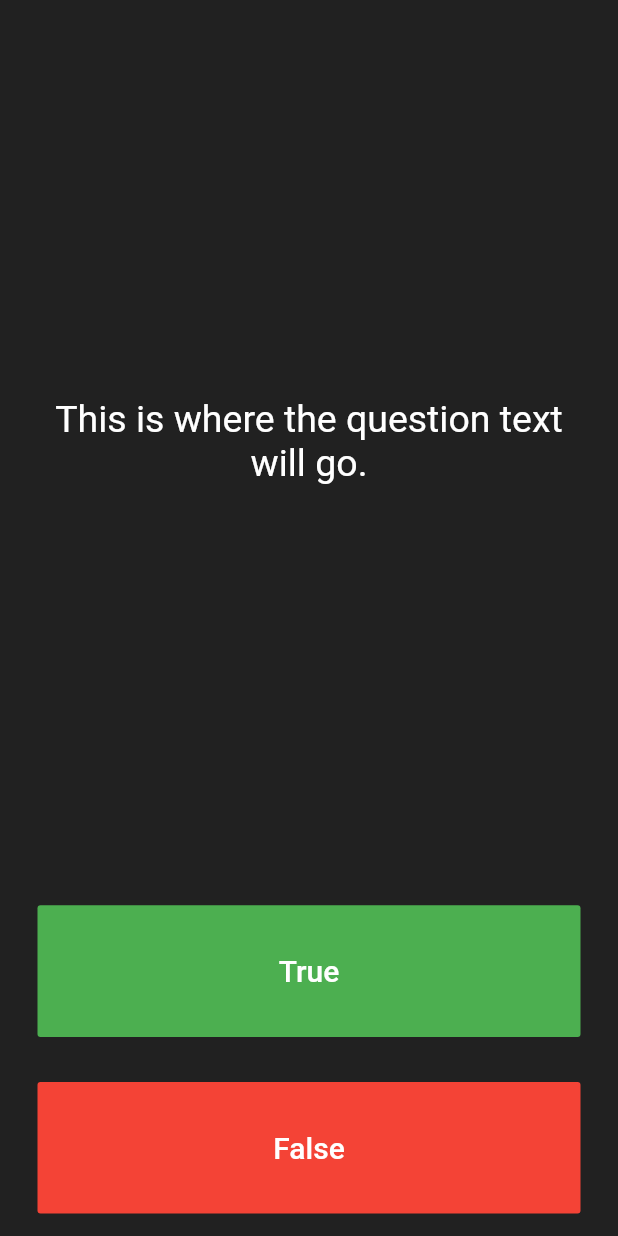
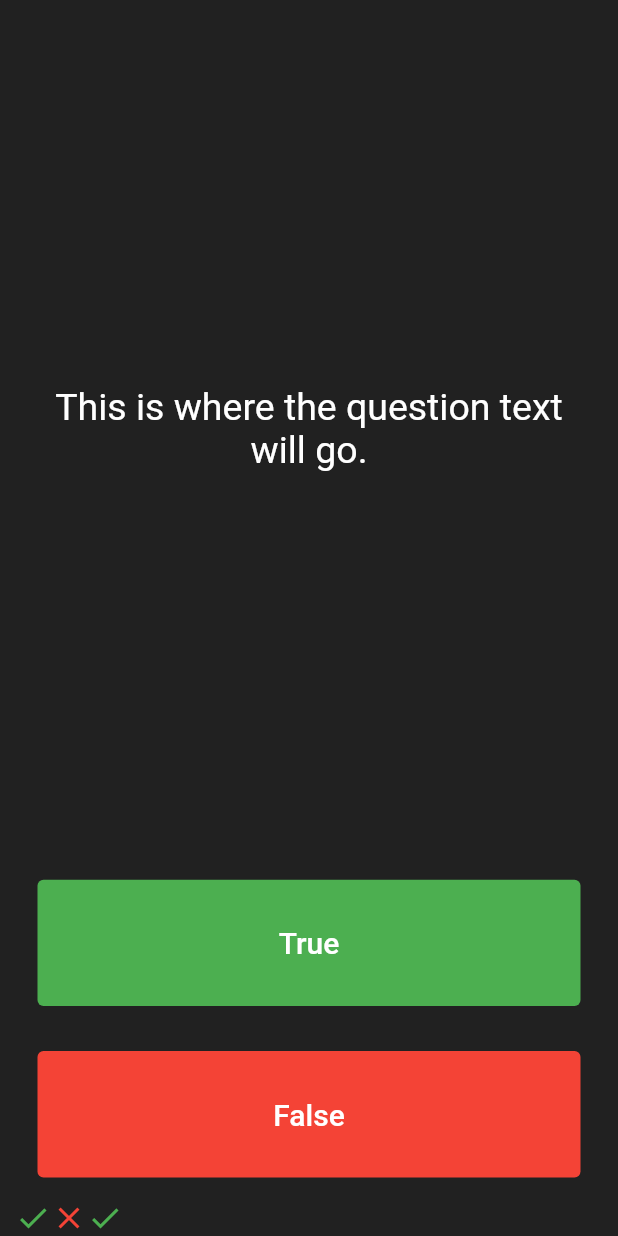
Before and after one commit to henrylong719/flutter_projects, a Flutter app: the screen it shows after launch, after a tap on "True", on a phone screen of 412 x 824 dp. Run offline on Flutter 3.47's test engine with Material 2 defaults, Android fonts, the phone set to English and light mode, and no system bars; our stand-ins replace audioplayers.

Commit message:
add icons

```diff
--- a/quizzler-flutter/lib/main.dart
+++ b/quizzler-flutter/lib/main.dart
@@ -25,6 +25,16 @@ class QuizPage extends StatefulWidget {
 }
 
 class _QuizPageState extends State<QuizPage> {
+  List<Icon> scoreKeeper = [
+    Icon(
+      Icons.check,
+      color: Colors.green,
+    ),
+    Icon(
+      Icons.close,
+      color: Colors.red,
+    ),
+  ];
   @override
   Widget build(BuildContext context) {
     return Column(
@@ -50,9 +60,9 @@ class _QuizPageState extends State<QuizPage> {
         Expanded(
           child: Padding(
             padding: EdgeInsets.all(15.0),
-            child: FlatButton(
-              textColor: Colors.white,
-              color: Colors.green,
+            child: TextButton(
+              style: ButtonStyle(
+                  backgroundColor: MaterialStateProperty.all(Colors.green)),
               child: Text(
                 'True',
                 style: TextStyle(
@@ -61,6 +71,9 @@ class _QuizPageState extends State<QuizPage> {
                 ),
               ),
               onPressed: () {
+                setState(() {
+                  scoreKeeper.add(Icon(Icons.check, color: Colors.green));
+                });
                 //The user picked true.
               },
             ),
@@ -69,8 +82,9 @@ class _QuizPageState extends State<QuizPage> {
         Expanded(
           child: Padding(
             padding: EdgeInsets.all(15.0),
-            child: FlatButton(
-              color: Colors.red,
+            child: TextButton(
+              style: ButtonStyle(
+                  backgroundColor: MaterialStateProperty.all(Colors.red)),
               child: Text(
                 'False',
                 style: TextStyle(
@@ -80,11 +94,17 @@ class _QuizPageState extends State<QuizPage> {
               ),
               onPressed: () {
                 //The user picked false.
+                setState(() {
+                  scoreKeeper.add(Icon(Icons.close, color: Colors.red));
+                });
               },
             ),
           ),
         ),
         //TODO: Add a Row here as your score keeper
+        Row(
+          children: scoreKeeper,
+        )
       ],
     );
   }
```
Also changed, not shown: 4 other files.
